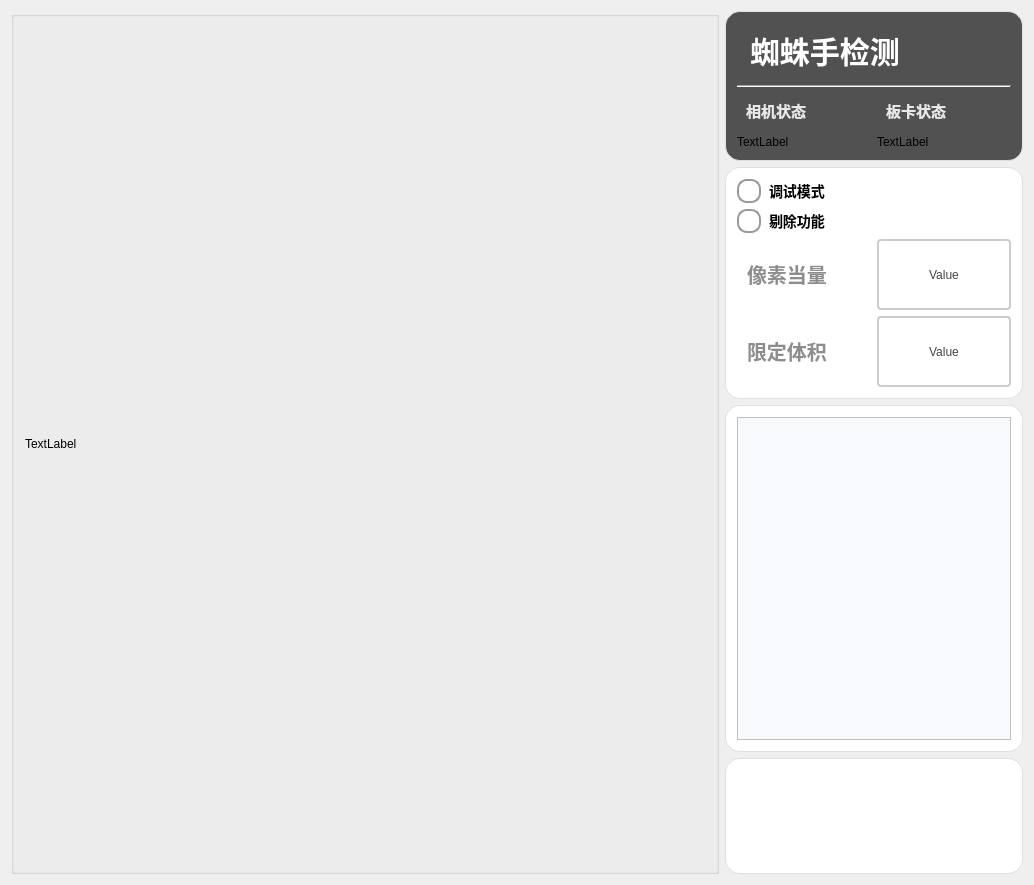
Before: the Qt Designer form XiuWenZhiZHuShouSolution/ui/XiuWenZhiZHuShou.ui in WIND-ROAD-RUN/XiuWenZhiZhuShou, drawn with Qt 5.
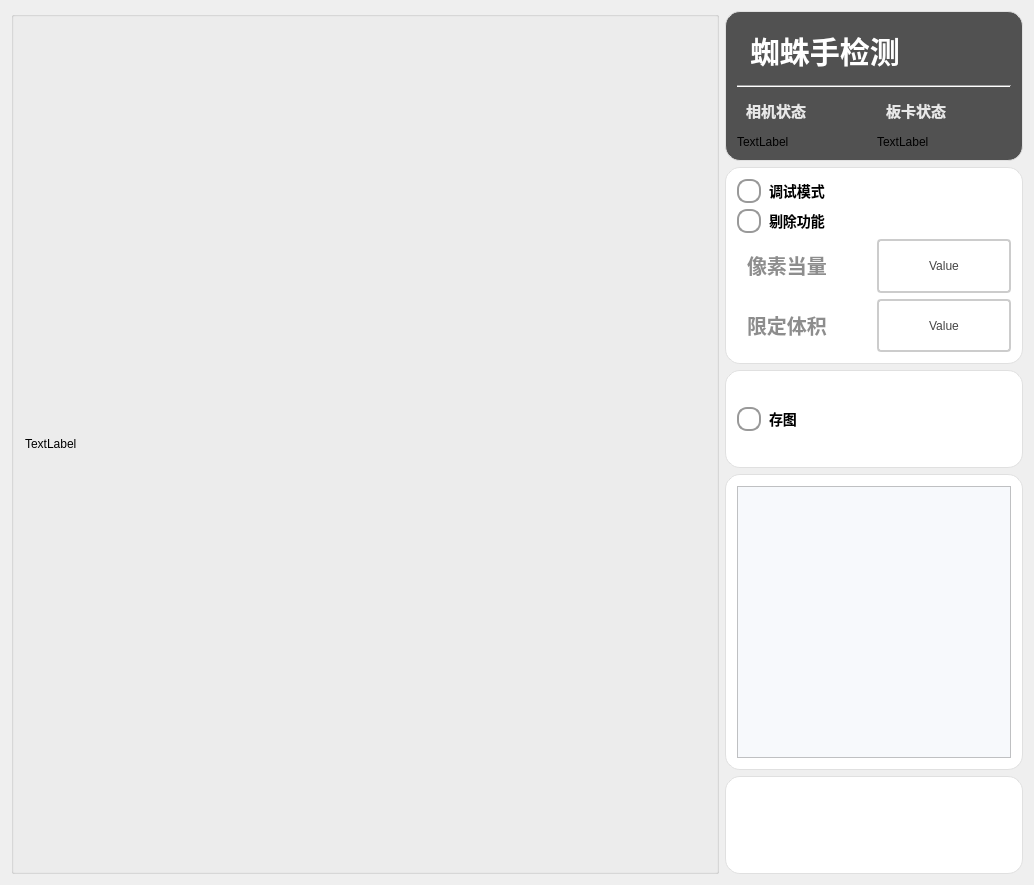
After: the same form once the commit is applied. Icons and pictures are not drawn.

Commit message: 增加存图模块

```diff
--- a/XiuWenZhiZHuShouSolution/ui/XiuWenZhiZHuShou.ui
+++ b/XiuWenZhiZHuShouSolution/ui/XiuWenZhiZHuShou.ui
@@ -46,7 +46,7 @@
        </widget>
       </item>
       <item>
-       <layout class="QVBoxLayout" name="verticalLayout_2" stretch="1,2,3,1">
+       <layout class="QVBoxLayout" name="verticalLayout_2" stretch="1,2,1,3,1">
         <item>
          <widget class="QGroupBox" name="groupBox_head">
           <property name="styleSheet">
@@ -485,6 +485,107 @@
           </layout>
          </widget>
         </item>
+        <item>
+         <widget class="QGroupBox" name="gBox_infor_2">
+          <property name="styleSheet">
+           <string notr="true">QGroupBox {
+    font-size: 20px;
+    font-weight: bold;
+    background-color: rgb(255, 255, 255);
+    border: 1px solid #e0e0e0;
+    border-radius: 2px;
+	border-radius: 15px
+}
+
+QGroupBox::title {
+    subcontrol-origin: margin;
+    left: 10px;
+    padding: 0 5px;
+    color: #2c3e50;
+}</string>
+          </property>
+          <property name="title">
+           <string/>
+          </property>
+          <layout class="QVBoxLayout" name="verticalLayout_7" stretch="0">
+           <item>
+            <layout class="QHBoxLayout" name="hLayout_remove_4">
+             <item>
+              <widget class="QRadioButton" name="rbtn_saveImg">
+               <property name="styleSheet">
+                <string notr="true">QRadioButton {
+    spacing: 8px;
+    font-size: 14px;
+    color: #333;
+    font-weight: bold;        
+    color:  rgb(0, 0, 0);       
+
+}
+
+/* 未选中状态 */
+QRadioButton::indicator {
+    width: 20px;
+    height: 20px;
+    border-radius: 10px;
+    border: 2px solid #999;
+    background: #ffffff;
+}
+
+/* 悬停效果 */
+QRadioButton::indicator:hover {
+    border: 2px solid #666;
+}
+
+/* 选中状态 */
+QRadioButton::indicator:checked {
+    border: 2px solid #2196F3;
+}
+
+/* 选中时的内圆 */
+QRadioButton::indicator:checked {
+    background-color: qradialgradient(
+        cx:0.5, cy:0.5,
+        radius:0.4,
+        fx:0.5, fy:0.5,
+        stop:0 #2196F3,
+        stop:1 transparent
+    );
+}
+
+/* 禁用状态 */
+QRadioButton::indicator:disabled {
+    border: 2px solid #ccc;
+    background: #eee;
+}
+
+/* 选中时的文字颜色 */
+QRadioButton:checked {
+    color: #2196F3;
+    font-weight: 500;
+}
+
+/* 点击动画效果 */
+QRadioButton::indicator:pressed {
+    border: 2px solid #1565C0;
+    background-color: qradialgradient(
+        cx:0.5, cy:0.5,
+        radius:0.5,
+        fx:0.5, fy:0.5,
+        stop:0 #BBDEFB,
+        stop:1 transparent
+    );
+}</string>
+               </property>
+               <property name="text">
+                <string>存图</string>
+               </property>
+              </widget>
+             </item>
+            </layout>
+           </item>
+          </layout>
+         </widget>
+        </item>
         <item>
          <widget class="QGroupBox" name="gBox_CommunicationInfo">
           <property name="styleSheet">
```
The commit also changes 11 other files.
